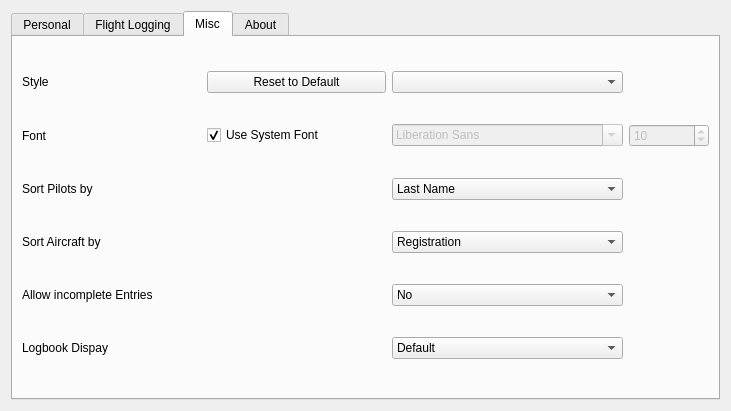
The window that src/gui/widgets/settingswidget.ui (fiffty-50/openPilotLog) describes before a commit, drawn with Qt 5.
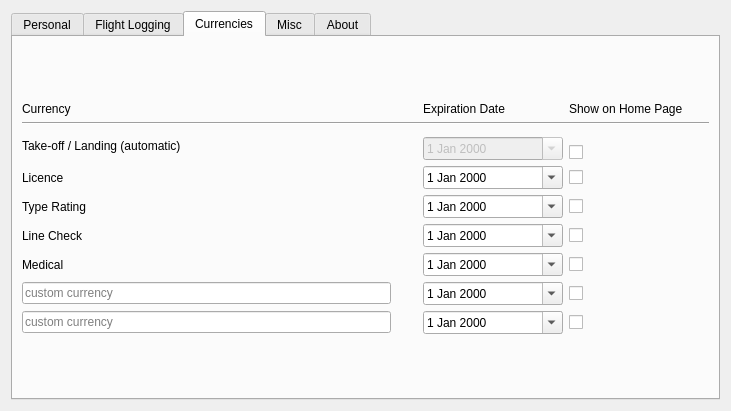
The same window after the commit.

Commit message:
Take off and landing currency expiration
- TO/LDG currency now shows the expiration date on the home page.
- Fixes to sql for determining currency
- Disabled unused combobox in newflight dialog
- changed warning colour from yellow to orange for better visibility

What changed in the file:
```diff
--- a/src/gui/widgets/settingswidget.ui
+++ b/src/gui/widgets/settingswidget.ui
@@ -14,7 +14,7 @@
    <string>Form</string>
   </property>
   <layout class="QGridLayout" name="gridLayout_2">
-   <item row="0" column="1">
+   <item row="0" column="0">
     <widget class="QTabWidget" name="tabWidget">
      <property name="currentIndex">
       <number>2</number>
@@ -357,6 +357,394 @@
        </item>
       </layout>
      </widget>
+     <widget class="QWidget" name="currenciesTab">
+      <attribute name="title">
+       <string>Currencies</string>
+      </attribute>
+      <layout class="QGridLayout" name="gridLayout_6">
+       <item row="0" column="1">
+        <spacer name="verticalSpacer_2">
+         <property name="orientation">
+          <enum>Qt::Vertical</enum>
+         </property>
+         <property name="sizeHint" stdset="0">
+          <size>
+           <width>20</width>
+           <height>35</height>
+          </size>
+         </property>
+        </spacer>
+       </item>
+       <item row="1" column="0">
+        <widget class="QLabel" name="headerCurrencyLabel">
+         <property name="minimumSize">
+          <size>
+           <width>280</width>
+           <height>0</height>
+          </size>
+         </property>
+         <property name="text">
+          <string>Currency</string>
+         </property>
+         <property name="alignment">
+          <set>Qt::AlignBottom|Qt::AlignLeading|Qt::AlignLeft</set>
+         </property>
+        </widget>
+       </item>
+       <item row="1" column="2">
+        <widget class="QLabel" name="headerExpirationLabel">
+         <property name="minimumSize">
+          <size>
+           <width>140</width>
+           <height>0</height>
+          </size>
+         </property>
+         <property name="text">
+          <string>Expiration Date</string>
+         </property>
+         <property name="alignment">
+          <set>Qt::AlignBottom|Qt::AlignLeading|Qt::AlignLeft</set>
+         </property>
+        </widget>
+       </item>
+       <item row="1" column="3">
+        <widget class="QLabel" name="headerShowLabel">
+         <property name="minimumSize">
+          <size>
+           <width>140</width>
+           <height>0</height>
+          </size>
+         </property>
+         <property name="text">
+          <string>Show on Home Page</string>
+         </property>
+         <property name="alignment">
+          <set>Qt::AlignBottom|Qt::AlignLeading|Qt::AlignLeft</set>
+         </property>
+        </widget>
+       </item>
+       <item row="2" column="0" colspan="4">
+        <widget class="Line" name="line">
+         <property name="orientation">
+          <enum>Qt::Horizontal</enum>
+         </property>
+        </widget>
+       </item>
+       <item row="3" column="0" rowspan="3">
+        <widget class="QLabel" name="currToLdgLabel">
+         <property name="minimumSize">
+          <size>
+           <width>280</width>
+           <height>0</height>
+          </size>
+         </property>
+         <property name="text">
+          <string>Take-off / Landing (automatic)</string>
+         </property>
+        </widget>
+       </item>
+       <item row="4" column="2" rowspan="2">
+        <widget class="QDateEdit" name="currToLdgDateEdit">
+         <property name="enabled">
+          <bool>false</bool>
+         </property>
+         <property name="minimumSize">
+          <size>
+           <width>140</width>
+           <height>0</height>
+          </size>
+         </property>
+         <property name="calendarPopup">
+          <bool>true</bool>
+         </property>
+        </widget>
+       </item>
+       <item row="5" column="3">
+        <widget class="QCheckBox" name="currToLdgCheckBox">
+         <property name="minimumSize">
+          <size>
+           <width>140</width>
+           <height>0</height>
+          </size>
+         </property>
+         <property name="layoutDirection">
+          <enum>Qt::LeftToRight</enum>
+         </property>
+         <property name="text">
+          <string/>
+         </property>
+        </widget>
+       </item>
+       <item row="6" column="0">
+        <widget class="QLabel" name="currLicLabel">
+         <property name="minimumSize">
+          <size>
+           <width>280</width>
+           <height>0</height>
+          </size>
+         </property>
+         <property name="text">
+          <string>Licence</string>
+         </property>
+        </widget>
+       </item>
+       <item row="6" column="2">
+        <widget class="QDateEdit" name="currLicDateEdit">
+         <property name="minimumSize">
+          <size>
+           <width>140</width>
+           <height>0</height>
+          </size>
+         </property>
+         <property name="calendarPopup">
+          <bool>true</bool>
+         </property>
+        </widget>
+       </item>
+       <item row="6" column="3">
+        <widget class="QCheckBox" name="currLicCheckBox">
+         <property name="minimumSize">
+          <size>
+           <width>140</width>
+           <height>0</height>
+          </size>
+         </property>
+         <property name="layoutDirection">
+          <enum>Qt::LeftToRight</enum>
+         </property>
+         <property name="text">
+          <string/>
+         </property>
+        </widget>
+       </item>
+       <item row="7" column="0">
+        <widget class="QLabel" name="currTRLabel">
+         <property name="minimumSize">
+          <size>
+           <width>280</width>
+           <height>0</height>
+          </size>
+         </property>
+         <property name="text">
+          <string>Type Rating</string>
+         </property>
+        </widget>
+       </item>
+       <item row="7" column="2">
+        <widget class="QDateEdit" name="currTRDateEdit">
+         <property name="minimumSize">
+          <size>
+           <width>140</width>
+           <height>0</height>
+          </size>
+         </property>
+         <property name="calendarPopup">
+          <bool>true</bool>
+         </property>
+        </widget>
+       </item>
+       <item row="7" column="3">
+        <widget class="QCheckBox" name="currTRCheckBox">
+         <property name="minimumSize">
+          <size>
+           <width>140</width>
+           <height>0</height>
+          </size>
+         </property>
+         <property name="layoutDirection">
+          <enum>Qt::LeftToRight</enum>
+         </property>
+         <property name="text">
+          <string/>
+         </property>
+        </widget>
+       </item>
+       <item row="8" column="0">
+        <widget class="QLabel" name="currLCKLabel">
+         <property name="minimumSize">
+          <size>
+           <width>280</width>
+           <height>0</height>
+          </size>
+         </property>
+         <property name="text">
+          <string>Line Check</string>
+         </property>
+        </widget>
+       </item>
+       <item row="8" column="2">
+        <widget class="QDateEdit" name="currLCKDateEdit">
+         <property name="minimumSize">
+          <size>
+           <width>140</width>
+           <height>0</height>
+          </size>
+         </property>
+         <property name="calendarPopup">
+          <bool>true</bool>
+         </property>
+        </widget>
+       </item>
+       <item row="8" column="3">
+        <widget class="QCheckBox" name="currLCKCheckBox">
+         <property name="minimumSize">
+          <size>
+           <width>140</width>
+           <height>0</height>
+          </size>
+         </property>
+         <property name="layoutDirection">
+          <enum>Qt::LeftToRight</enum>
+         </property>
+         <property name="text">
+          <string/>
+         </property>
+        </widget>
+       </item>
+       <item row="9" column="0">
+        <widget class="QLabel" name="currMedLabel">
+         <property name="minimumSize">
+          <size>
+           <width>280</width>
+           <height>0</height>
+          </size>
+         </property>
+         <property name="text">
+          <string>Medical</string>
+         </property>
+        </widget>
+       </item>
+       <item row="9" column="2">
+        <widget class="QDateEdit" name="currMedDateEdit">
+         <property name="minimumSize">
+          <size>
+           <width>140</width>
+           <height>0</height>
+          </size>
+         </property>
+         <property name="calendarPopup">
+          <bool>true</bool>
+         </property>
+        </widget>
+       </item>
+       <item row="9" column="3">
+        <widget class="QCheckBox" name="currMedCheckBox">
+         <property name="minimumSize">
+          <size>
+           <width>140</width>
+           <height>0</height>
+          </size>
+         </property>
+         <property name="layoutDirection">
+          <enum>Qt::LeftToRight</enum>
+         </property>
+         <property name="text">
+          <string/>
+         </property>
+        </widget>
+       </item>
+       <item row="10" column="0">
+        <widget class="QLineEdit" name="currCustom1LineEdit">
+         <property name="minimumSize">
+          <size>
+           <width>280</width>
+           <height>0</height>
+          </size>
+         </property>
+         <property name="text">
+          <string/>
+         </property>
+         <property name="placeholderText">
+          <string>custom currency</string>
+         </property>
+        </widget>
+       </item>
+       <item row="10" column="2">
+        <widget class="QDateEdit" name="currCustom1DateEdit">
+         <property name="minimumSize">
+          <size>
+           <width>140</width>
+           <height>0</height>
+          </size>
+         </property>
+         <property name="calendarPopup">
+          <bool>true</bool>
+         </property>
+        </widget>
+       </item>
+       <item row="10" column="3">
+        <widget class="QCheckBox" name="currCustom1CheckBox">
+         <property name="minimumSize">
+          <size>
+           <width>140</width>
+           <height>0</height>
+          </size>
+         </property>
+         <property name="layoutDirection">
+          <enum>Qt::LeftToRight</enum>
+         </property>
+         <property name="text">
+          <string/>
+         </property>
+        </widget>
+       </item>
+       <item row="11" column="0">
+        <widget class="QLineEdit" name="currCustom2LineEdit">
+         <property name="minimumSize">
+          <size>
+           <width>280</width>
+           <height>0</height>
+          </size>
+         </property>
+         <property name="placeholderText">
+          <string>custom currency</string>
+         </property>
+        </widget>
+       </item>
+       <item row="11" column="2">
+        <widget class="QDateEdit" name="currCustom2DateEdit">
+         <property name="minimumSize">
+          <size>
+           <width>140</width>
+           <height>0</height>
+          </size>
+         </property>
+         <property name="calendarPopup">
+          <bool>true</bool>
+         </property>
+        </widget>
+       </item>
+       <item row="11" column="3">
+        <widget class="QCheckBox" name="currCustom2CheckBox">
+         <property name="minimumSize">
+          <size>
+           <width>140</width>
+           <height>0</height>
+          </size>
+         </property>
+         <property name="layoutDirection">
+          <enum>Qt::LeftToRight</enum>
+         </property>
+         <property name="text">
+          <string/>
+         </property>
+        </widget>
+       </item>
+       <item row="12" column="1">
+        <spacer name="verticalSpacer">
+         <property name="orientation">
+          <enum>Qt::Vertical</enum>
+         </property>
+         <property name="sizeHint" stdset="0">
+          <size>
+           <width>20</width>
+           <height>35</height>
+          </size>
+         </property>
+        </spacer>
+       </item>
+      </layout>
+     </widget>
      <widget class="QWidget" name="miscTab">
       <attribute name="title">
        <string>Misc</string>
```
The commit also changes 11 other files.
